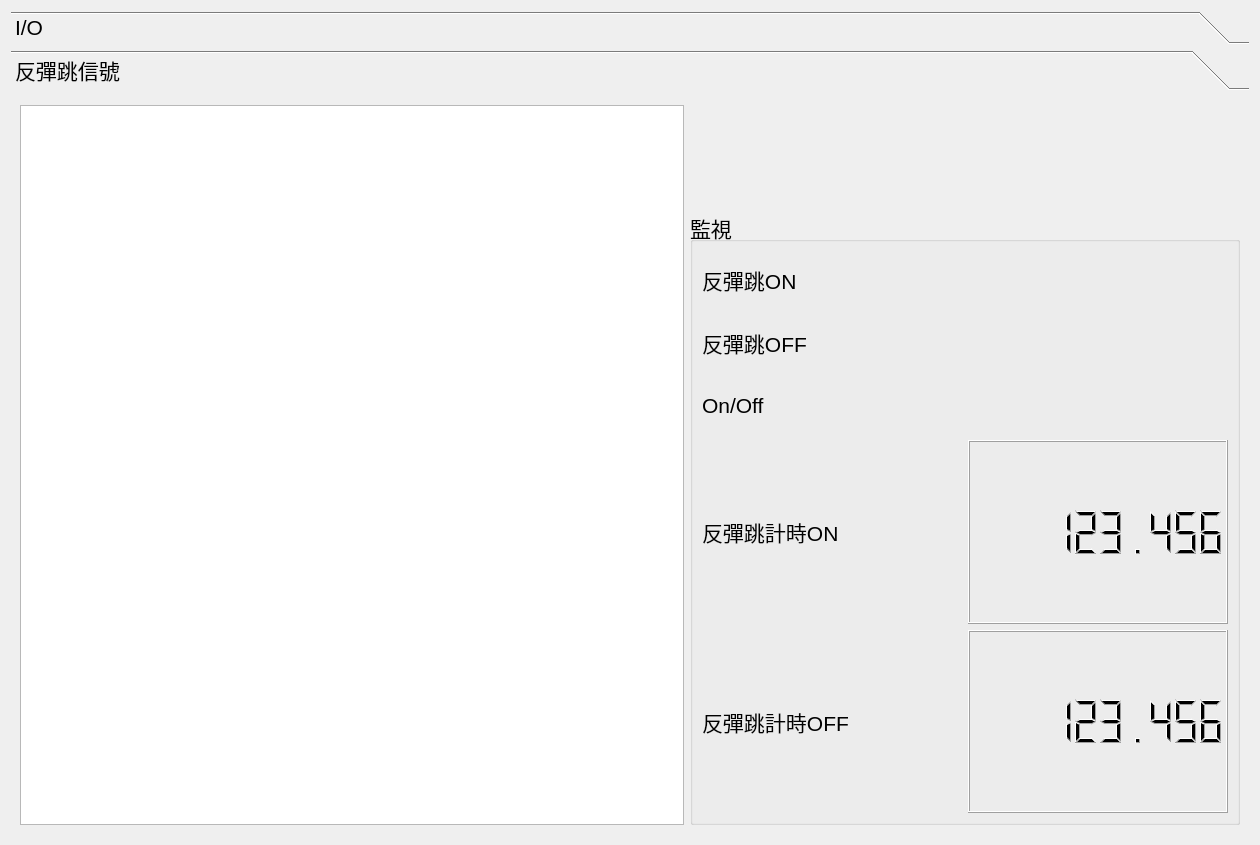
Before: the Qt Designer form bank-view/fronts/frontiooverride.ui in smandyscom/front-base-widget, drawn with Qt 5.
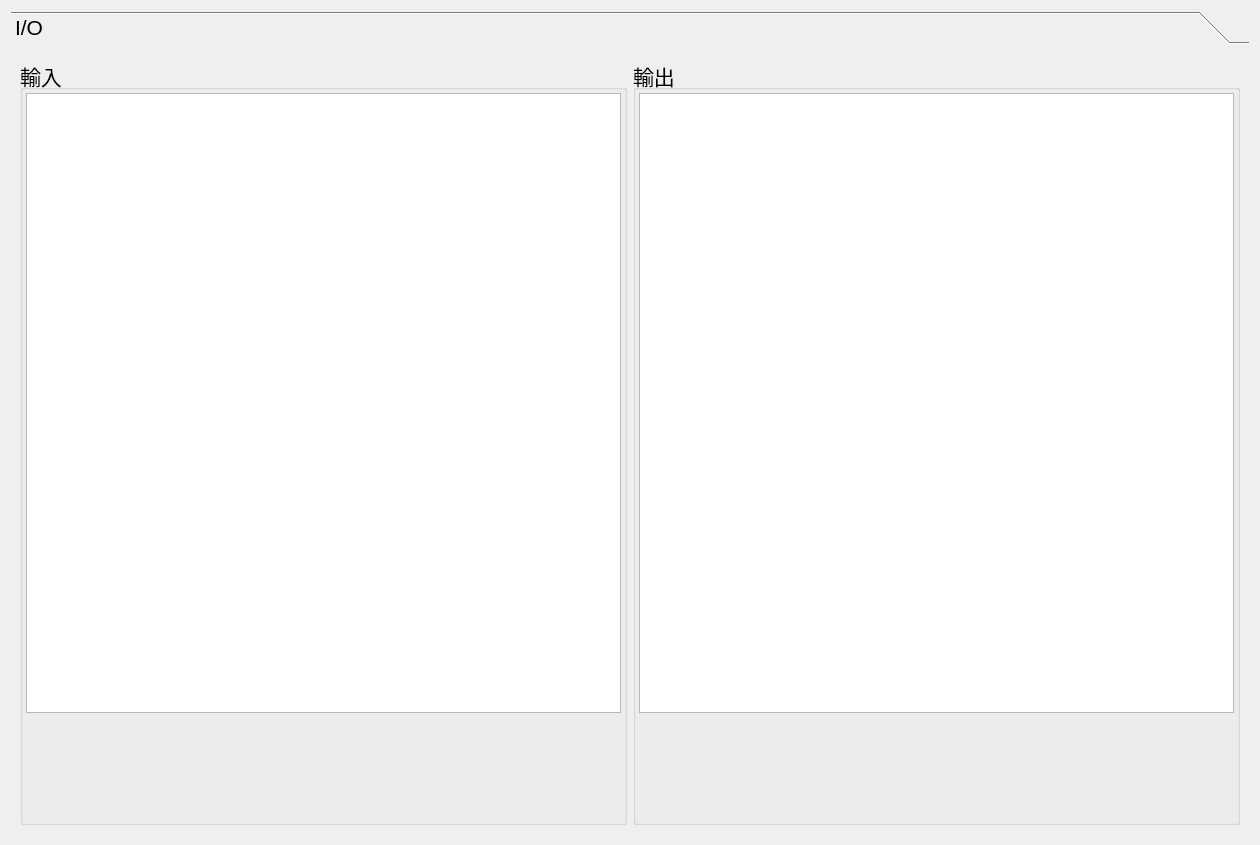
After: the same form once the commit is applied. The open tabs and pages were chosen to show the change. Custom widgets are drawn as their Qt base class.

Commit message: material transfer tested/layout adjust

The edit to the form file:
```diff
--- a/bank-view/fronts/frontiooverride.ui
+++ b/bank-view/fronts/frontiooverride.ui
@@ -48,7 +48,7 @@
         <x>0</x>
         <y>0</y>
         <width>1242</width>
-        <height>749</height>
+        <height>788</height>
        </rect>
       </property>
       <attribute name="label">
@@ -205,198 +205,6 @@
        </item>
       </layout>
      </widget>
-     <widget class="QWidget" name="pageSignal">
-      <property name="geometry">
-       <rect>
-        <x>0</x>
-        <y>0</y>
-        <width>271</width>
-        <height>230</height>
-       </rect>
-      </property>
-      <attribute name="label">
-       <string>反彈跳信號</string>
-      </attribute>
-      <layout class="QGridLayout" name="gridLayout_4">
-       <item row="0" column="0">
-        <layout class="QGridLayout" name="gridLayout_3">
-         <item row="0" column="0">
-          <widget class="QTableView" name="tableViewSignal">
-           <property name="font">
-            <font>
-             <family>MS Shell Dlg 2</family>
-             <pointsize>14</pointsize>
-            </font>
-           </property>
-           <property name="selectionMode">
-            <enum>QAbstractItemView::SingleSelection</enum>
-           </property>
-           <property name="selectionBehavior">
-            <enum>QAbstractItemView::SelectRows</enum>
-           </property>
-           <attribute name="verticalHeaderVisible">
-            <bool>false</bool>
-           </attribute>
-          </widget>
-         </item>
-         <item row="0" column="1">
-          <layout class="QGridLayout" name="gridLayout_7">
-           <item row="0" column="0">
-            <widget class="QWidget" name="widgetSignalFilter" native="true">
-             <property name="sizePolicy">
-              <sizepolicy hsizetype="Expanding" vsizetype="Expanding">
-               <horstretch>0</horstretch>
-               <verstretch>0</verstretch>
-              </sizepolicy>
-             </property>
-             <property name="maximumSize">
-              <size>
-               <width>550</width>
-               <height>100</height>
-              </size>
-             </property>
-            </widget>
-           </item>
-           <item row="1" column="0">
-            <widget class="QGroupBox" name="groupBox">
-             <property name="sizePolicy">
-              <sizepolicy hsizetype="Expanding" vsizetype="Expanding">
-               <horstretch>0</horstretch>
-               <verstretch>0</verstretch>
-              </sizepolicy>
-             </property>
-             <property name="maximumSize">
-              <size>
-               <width>550</width>
-               <height>16777215</height>
-              </size>
-             </property>
-             <property name="title">
-              <string>監視</string>
-             </property>
-             <layout class="QGridLayout" name="gridLayout_6">
-              <item row="0" column="0">
-               <layout class="QVBoxLayout" name="verticalLayout_5">
-                <item>
-                 <layout class="QVBoxLayout" name="verticalLayout_2">
-                  <item>
-                   <widget class="QLabel" name="labelDebouncedOn">
-                    <property name="sizePolicy">
-                     <sizepolicy hsizetype="Expanding" vsizetype="Expanding">
-                      <horstretch>0</horstretch>
-                      <verstretch>0</verstretch>
-                     </sizepolicy>
-                    </property>
-                    <property name="text">
-                     <string>反彈跳ON</string>
-                    </property>
-                   </widget>
-                  </item>
-                  <item>
-                   <widget class="QLabel" name="labelDebouncedOff">
-                    <property name="sizePolicy">
-                     <sizepolicy hsizetype="Expanding" vsizetype="Expanding">
-                      <horstretch>0</horstretch>
-                      <verstretch>0</verstretch>
-                     </sizepolicy>
-                    </property>
-                    <property name="text">
-                     <string>反彈跳OFF</string>
-                    </property>
-                   </widget>
-                  </item>
-                  <item>
-                   <widget class="QLabel" name="labelRawOnOff">
-                    <property name="sizePolicy">
-                     <sizepolicy hsizetype="Expanding" vsizetype="Expanding">
-                      <horstretch>0</horstretch>
-                      <verstretch>0</verstretch>
-                     </sizepolicy>
-                    </property>
-                    <property name="text">
-                     <string>On/Off</string>
-                    </property>
-                   </widget>
-                  </item>
-                 </layout>
-                </item>
-                <item>
-                 <layout class="QHBoxLayout" name="horizontalLayout_3">
-                  <item>
-                   <widget class="QLabel" name="labelRawOnOff_2">
-                    <property name="sizePolicy">
-                     <sizepolicy hsizetype="Expanding" vsizetype="Expanding">
-                      <horstretch>0</horstretch>
-                      <verstretch>0</verstretch>
-                     </sizepolicy>
-                    </property>
-                    <property name="text">
-                     <string>反彈跳計時ON</string>
-                    </property>
-                   </widget>
-                  </item>
-                  <item>
-                   <widget class="QLCDNumber" name="lcdNumberOnTimer">
-                    <property name="sizePolicy">
-                     <sizepolicy hsizetype="Expanding" vsizetype="Expanding">
-                      <horstretch>0</horstretch>
-                      <verstretch>0</verstretch>
-                     </sizepolicy>
-                    </property>
-                    <property name="digitCount">
-                     <number>10</number>
-                    </property>
-                    <property name="value" stdset="0">
-                     <double>123.456000000000003</double>
-                    </property>
-                   </widget>
-                  </item>
-                 </layout>
-                </item>
-                <item>
-                 <layout class="QHBoxLayout" name="horizontalLayout_4">
-                  <item>
-                   <widget class="QLabel" name="labelRawOnOff_3">
-                    <property name="sizePolicy">
-                     <sizepolicy hsizetype="Expanding" vsizetype="Expanding">
-                      <horstretch>0</horstretch>
-                      <verstretch>0</verstretch>
-                     </sizepolicy>
-                    </property>
-                    <property name="text">
-                     <string>反彈跳計時OFF</string>
-                    </property>
-                   </widget>
-                  </item>
-                  <item>
-                   <widget class="QLCDNumber" name="lcdNumberOffTimer">
-                    <property name="sizePolicy">
-                     <sizepolicy hsizetype="Expanding" vsizetype="Expanding">
-                      <horstretch>0</horstretch>
-                      <verstretch>0</verstretch>
-                     </sizepolicy>
-                    </property>
-                    <property name="digitCount">
-                     <number>10</number>
-                    </property>
-                    <property name="value" stdset="0">
-                     <double>123.456000000000003</double>
-                    </property>
-                   </widget>
-                  </item>
-                 </layout>
-                </item>
-               </layout>
-              </item>
-             </layout>
-            </widget>
-           </item>
-          </layout>
-         </item>
-        </layout>
-       </item>
-      </layout>
-     </widget>
     </widget>
    </item>
   </layout>
```
The commit also changes 14 other files.
